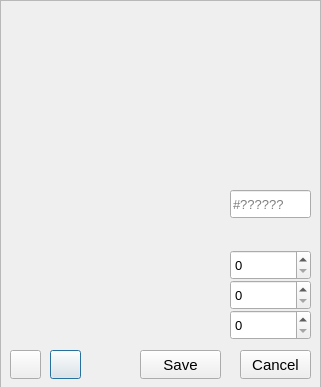
This is POD2d/dialogs/palettedialog.ui in ilertwo/POD2d as Qt 5 draws it before an edit. The edited form follows.
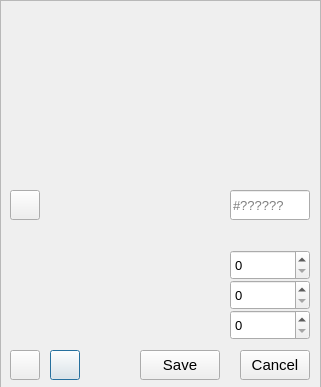
This is the edited form.

Commit message:
feat(palette): add global color picker and dynamic grid layout
- Implement a global eyedropper tool to pick colors from anywhere on the screen using mouse grabbing.
- Replace QGridLayout with FlowLayout in PaletteDialog to correctly wrap color buttons dynamically.

The edit to the form file:
```diff
--- a/POD2d/dialogs/palettedialog.ui
+++ b/POD2d/dialogs/palettedialog.ui
@@ -56,8 +56,8 @@
      <rect>
       <x>50</x>
       <y>350</y>
-      <width>31</width>
-      <height>29</height>
+      <width>30</width>
+      <height>30</height>
      </rect>
     </property>
     <property name="text">
@@ -69,8 +69,8 @@
      <rect>
       <x>10</x>
       <y>350</y>
-      <width>31</width>
-      <height>29</height>
+      <width>30</width>
+      <height>30</height>
      </rect>
     </property>
     <property name="text">
@@ -82,8 +82,8 @@
      <rect>
       <x>240</x>
       <y>350</y>
-      <width>71</width>
-      <height>29</height>
+      <width>70</width>
+      <height>30</height>
      </rect>
     </property>
     <property name="font">
@@ -100,8 +100,8 @@
      <rect>
       <x>140</x>
       <y>350</y>
-      <width>81</width>
-      <height>29</height>
+      <width>80</width>
+      <height>30</height>
      </rect>
     </property>
     <property name="font">
@@ -144,7 +144,7 @@
      <rect>
       <x>230</x>
       <y>310</y>
-      <width>81</width>
+      <width>80</width>
       <height>30</height>
      </rect>
     </property>
@@ -162,7 +162,7 @@
      <rect>
       <x>230</x>
       <y>280</y>
-      <width>81</width>
+      <width>80</width>
       <height>30</height>
      </rect>
     </property>
@@ -180,7 +180,7 @@
      <rect>
       <x>230</x>
       <y>250</y>
-      <width>81</width>
+      <width>80</width>
       <height>30</height>
      </rect>
     </property>
@@ -198,8 +198,8 @@
      <rect>
       <x>230</x>
       <y>190</y>
-      <width>81</width>
-      <height>28</height>
+      <width>80</width>
+      <height>30</height>
      </rect>
     </property>
     <property name="font">
@@ -211,6 +211,19 @@
      <string>#??????</string>
     </property>
    </widget>
+   <widget class="QPushButton" name="btn_Eyedropper">
+    <property name="geometry">
+     <rect>
+      <x>10</x>
+      <y>190</y>
+      <width>30</width>
+      <height>30</height>
+     </rect>
+    </property>
+    <property name="text">
+     <string/>
+    </property>
+   </widget>
   </widget>
  </widget>
  <resources/>
```
The commit also changes 2 other files.
